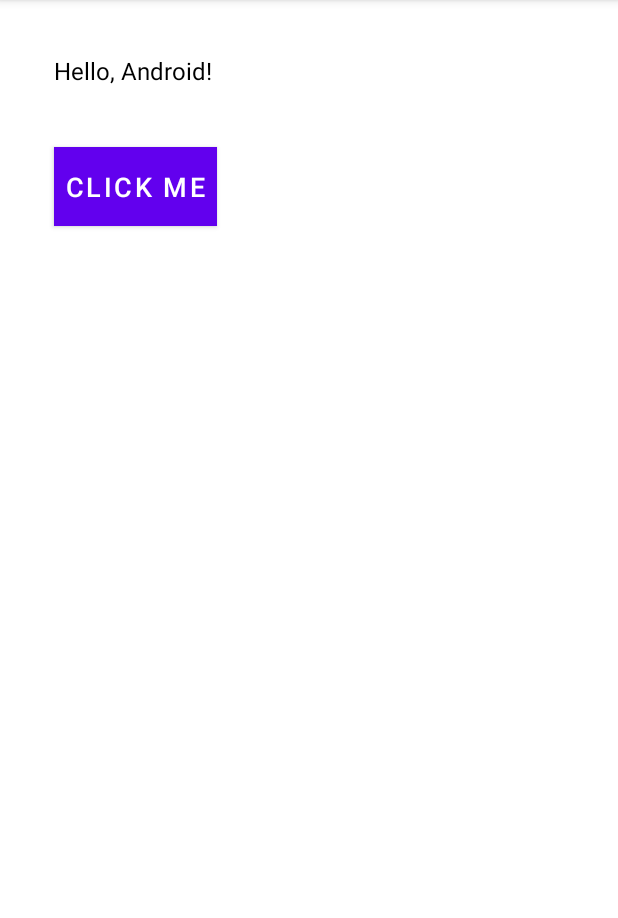
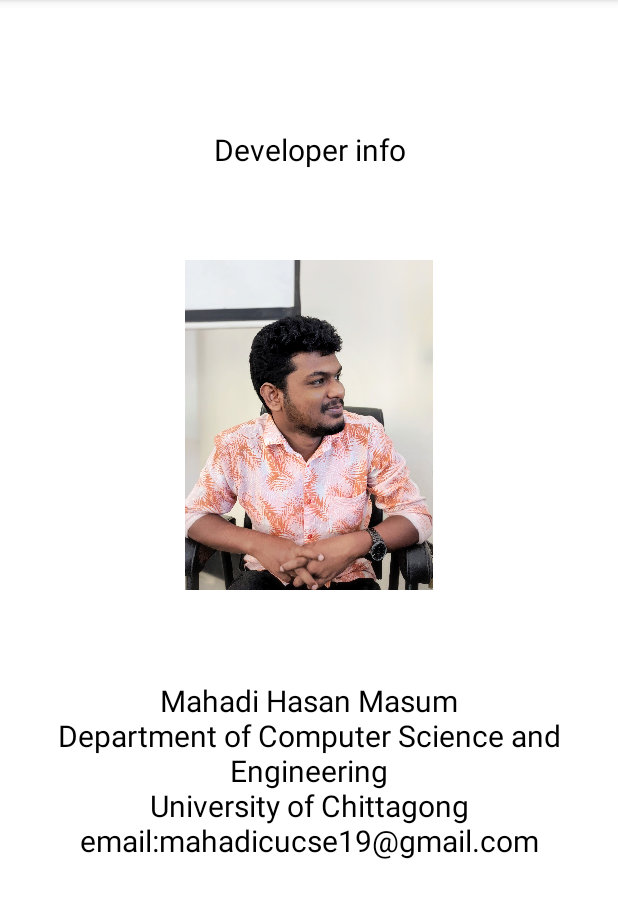
Before and after one commit to mahadi19/covid_phenomnia_detection, an Android app: the SASS screen opened directly, with no data from a screen before it, on a phone screen of 412 x 824 dp, the part 84-1002 px from its top. Run offline under Robolectric (Android 15) with nearby library versions, the phone set to English and light mode, and no system bars.

Commit message:
Initial commit

```diff
--- a/app/src/main/java/com/facultyofengineeringcu12/covid_19_pneomonia/Homepage2.java
+++ b/app/src/main/java/com/facultyofengineeringcu12/covid_19_pneomonia/Homepage2.java
@@ -188,8 +188,8 @@ public class Homepage2 extends AppCompatActivity {
         cvShareapp.setOnClickListener(new View.OnClickListener() {
             @Override
             public void onClick(View v) {
-                Toast.makeText(Homepage2.this, "In progress", Toast.LENGTH_SHORT).show();
-
+                Intent intent = new Intent(Homepage2.this,SASS.class);
+                startActivity(intent);
                 /*
                 // Get the path to the APK file
                 String apkFilePath = getApplicationInfo().sourceDir;
--- a/app/src/main/java/com/facultyofengineeringcu12/covid_19_pneomonia/Login.java
+++ b/app/src/main/java/com/facultyofengineeringcu12/covid_19_pneomonia/Login.java
@@ -247,7 +247,7 @@ public class Login extends AppCompatActivity {
         super.onStart();
         if (authProfile.getCurrentUser() != null) {
             Toast.makeText(this, "You are already logged in", Toast.LENGTH_SHORT).show();
-            startActivity(new Intent(Login.this, Homepage.class));
+            startActivity(new Intent(Login.this, Homepage2.class));
             finish();
         } else {
             Toast.makeText(this, "Log in here", Toast.LENGTH_SHORT).show();
--- a/app/src/main/java/com/facultyofengineeringcu12/covid_19_pneomonia/SASS.java
+++ b/app/src/main/java/com/facultyofengineeringcu12/covid_19_pneomonia/SASS.java
@@ -17,18 +17,5 @@ public class SASS extends AppCompatActivity {
         super.onCreate(savedInstanceState);
         setContentView(R.layout.activity_sass);
 
-
-        // Initialize views
-        textView = findViewById(R.id.textView);
-        button = findViewById(R.id.button);
-
-        // Set click listener for the button
-        button.setOnClickListener(new View.OnClickListener() {
-            @Override
-            public void onClick(View v) {
-                // Handle button click
-                textView.setText("Button Clicked!");
-            }
-        });
     }
 }
--- /dev/null
+++ b/app/src/main/res/drawable/ic__person_pin_24.xml
@@ -0,0 +1,5 @@
+<vector android:height="24dp" android:tint="#2F010D"
+    android:viewportHeight="24" android:viewportWidth="24"
+    android:width="24dp" xmlns:android="http://schemas.android.com/apk/res/android">
+    <path android:fillColor="@android:color/white" android:pathData="M12,2c-4.97,0 -9,4.03 -9,9 0,4.17 2.84,7.67 6.69,8.69L12,22l2.31,-2.31C18.16,18.67 21,15.17 21,11c0,-4.97 -4.03,-9 -9,-9zM12,4c1.66,0 3,1.34 3,3s-1.34,3 -3,3 -3,-1.34 -3,-3 1.34,-3 3,-3zM12,18.3c-2.5,0 -4.71,-1.28 -6,-3.22 0.03,-1.99 4,-3.08 6,-3.08 1.99,0 5.97,1.09 6,3.08 -1.29,1.94 -3.5,3.22 -6,3.22z"/>
+</vector>
--- a/app/src/main/res/layout/activity_sass.xml
+++ b/app/src/main/res/layout/activity_sass.xml
@@ -1,26 +1,44 @@
 <LinearLayout
     xmlns:android="http://schemas.android.com/apk/res/android"
     android:layout_width="match_parent"
-    android:layout_height="wrap_content"
+    android:layout_height="match_parent"
     android:orientation="vertical"
+    android:layout_margin="10dp"
+    android:gravity="center_horizontal"
     android:padding="16dp">
 
     <TextView
-        android:id="@+id/textView"
-        style="@style/AppText"
-        android:layout_width="wrap_content"
+        android:gravity="center"
+        android:layout_marginTop="60dp"
+        android:layout_width="match_parent"
         android:layout_height="wrap_content"
-        android:layout_margin="20dp"
-        android:text="Hello, Android!"
+        android:text="Developer info"
+        android:textSize="20sp"
+        android:textStyle="normal"
+        android:textColor="@color/black"
+
         />
 
-    <Button
-        android:id="@+id/button"
-        style="@style/AppButton"
-        android:layout_width="wrap_content"
+    <ImageView
+        android:gravity="center"
+        android:layout_marginTop="60dp"
+        android:layout_width="220dp"
+        android:layout_height="220dp"
+        android:src="@drawable/mahadihasan"
+        android:textStyle="normal"
+        android:textColor="@color/black"
+
+        />
+    <TextView
+        android:gravity="center"
+        android:layout_marginTop="60dp"
+        android:layout_width="match_parent"
         android:layout_height="wrap_content"
-        android:layout_margin="20dp"
-        android:text="Click Me"
+        android:text="Mahadi Hasan Masum\nDepartment of Computer Science and Engineering\nUniversity of Chittagong\nemail:mahadicucse19@gmail.com\n"
+        android:textSize="20sp"
+        android:textStyle="normal"
+        android:textColor="@color/black"
+
         />
 
 </LinearLayout>
--- a/app/src/main/res/layout/activity_sign_up.xml
+++ b/app/src/main/res/layout/activity_sign_up.xml
@@ -22,7 +22,7 @@
             android:layout_height="wrap_content"
             android:layout_marginTop="30dp"
             android:textColor="@color/black"
-            android:text="Sign-up"
+            android:text="Sign-up form"
             android:textSize="20sp"
             android:textAlignment="center"
             />
@@ -36,7 +36,7 @@
             android:layout_marginRight="30dp"
             android:textSize="20sp"
             android:layout_below="@id/textView_register_head"
-            android:text="Complete the form below\n to sign up for our service "
+            android:text="Fill  the form to sign up"
             android:textAlignment="center"
             />
 
@@ -271,6 +271,7 @@
             android:layout_centerVertical="true"
             android:visibility="gone"
             />
+
         <LinearLayout
             android:layout_width="match_parent"
             android:layout_height="wrap_content"
```
Also changed, not shown: app/src/main/res/layout/activity_homepage2.xml (+5 -3 lines), app/src/main/res/layout/activity_multiple_dropdown2.xml (+4 -4 lines), app/src/main/res/drawable/mahadihasan.jpeg (added).
